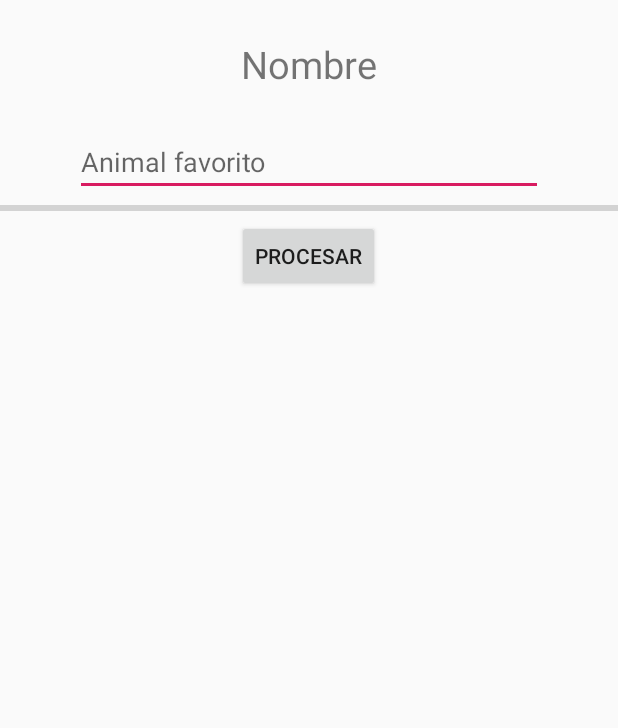
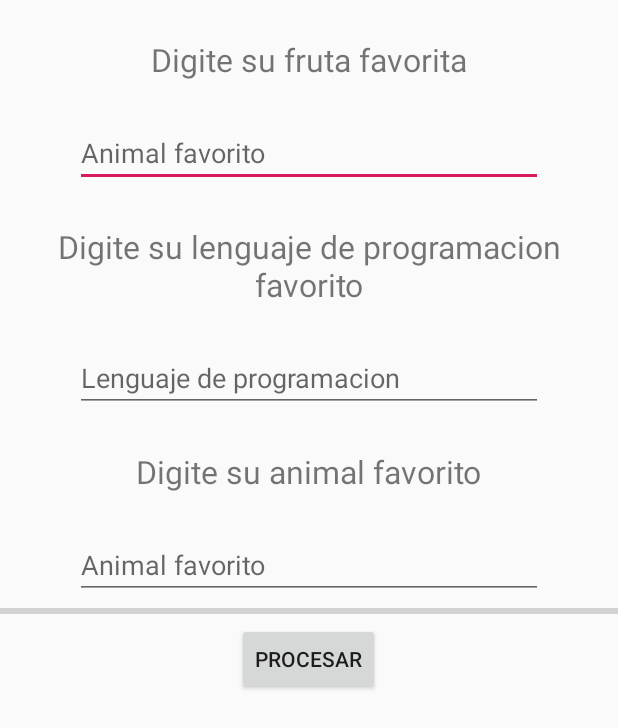
Before and after one commit to LizzetteEscobar/LabDMGuia02, an Android app: the layout activity_segunda_pantalla.xml on its own in the app's theme, with its tools: preview values and no code run, on a phone screen of 412 x 824 dp. Shown: the top 728 px of the screen. Run offline under Robolectric (Android 15) with nearby library versions, the phone set to English and light mode, and no system bars.

Commit message:
edicion total

```diff
--- a/app/src/main/res/layout/activity_segunda_pantalla.xml
+++ b/app/src/main/res/layout/activity_segunda_pantalla.xml
@@ -8,11 +8,48 @@
     tools:context=".SegundaPantalla">
 
     <TextView
-        android:id="@+id/lblNombre"
+        android:id="@+id/lblFruta"
         android:layout_marginTop="25dp"
         android:layout_gravity="center"
-        android:textSize="25sp"
-        android:text="Nombre"
+        android:textSize="21sp"
+        android:text="Digite su fruta favorita"
+        android:layout_width="wrap_content"
+        android:layout_height="wrap_content" />
+
+    <AutoCompleteTextView
+        android:layout_marginTop="25dp"
+        android:id="@+id/ACTFruta"
+        android:layout_marginRight="50dp"
+        android:layout_marginLeft="50dp"
+        android:hint="Animal favorito"
+        android:layout_width="match_parent"
+        android:layout_height="wrap_content" />
+
+    <TextView
+        android:id="@+id/lblLenguaje"
+        android:layout_marginTop="25dp"
+        android:layout_gravity="center"
+        android:textSize="21sp"
+        android:gravity="center"
+        android:text="Digite su lenguaje de programacion favorito"
+        android:layout_width="wrap_content"
+        android:layout_height="wrap_content" />
+
+    <AutoCompleteTextView
+        android:layout_marginTop="25dp"
+        android:id="@+id/ACTLenguaje"
+        android:layout_marginRight="50dp"
+        android:layout_marginLeft="50dp"
+        android:hint="Lenguaje de programacion"
+        android:layout_width="match_parent"
+        android:layout_height="wrap_content" />
+
+    <TextView
+        android:id="@+id/lblAnimal"
+        android:layout_marginTop="25dp"
+        android:layout_gravity="center"
+        android:textSize="21sp"
+        android:text="Digite su animal favorito"
         android:layout_width="wrap_content"
         android:layout_height="wrap_content" />
 
```
Also changed, not shown: app/src/main/java/com/example/labdmguia02/MainActivity.java (+12 -4 lines), app/src/main/java/com/example/labdmguia02/SegundaPantalla.java (+8 -7 lines), app/src/main/res/layout/activity_main.xml (+4 -3 lines).
